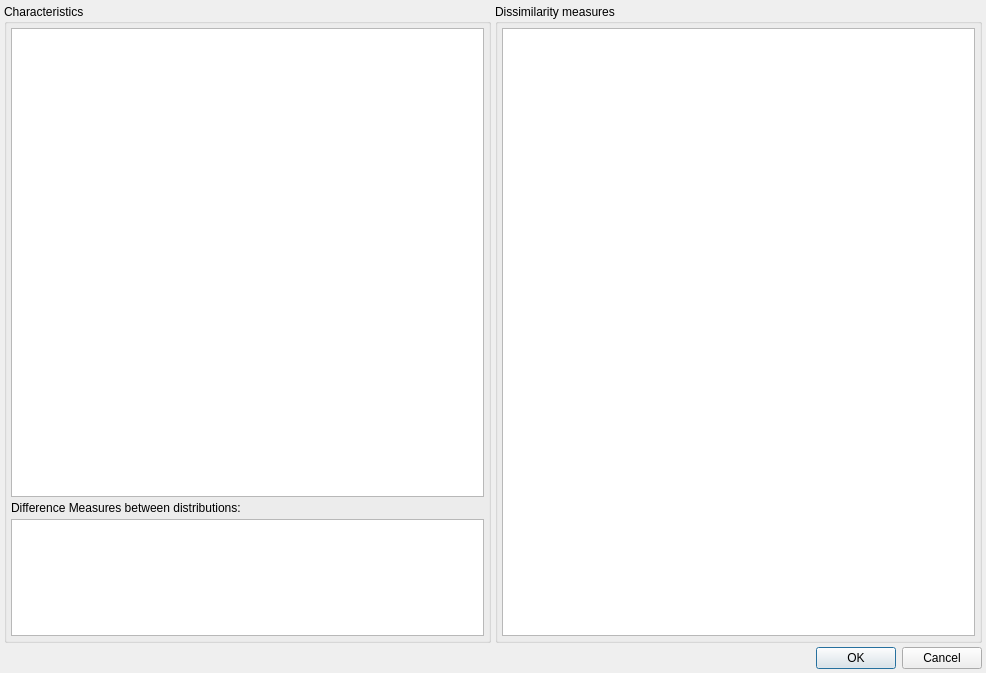
Before: the Qt Designer form modules/FiAKEr/CharacteristicsMeasureDialog.ui in 3dct/open_iA, drawn with Qt 5.
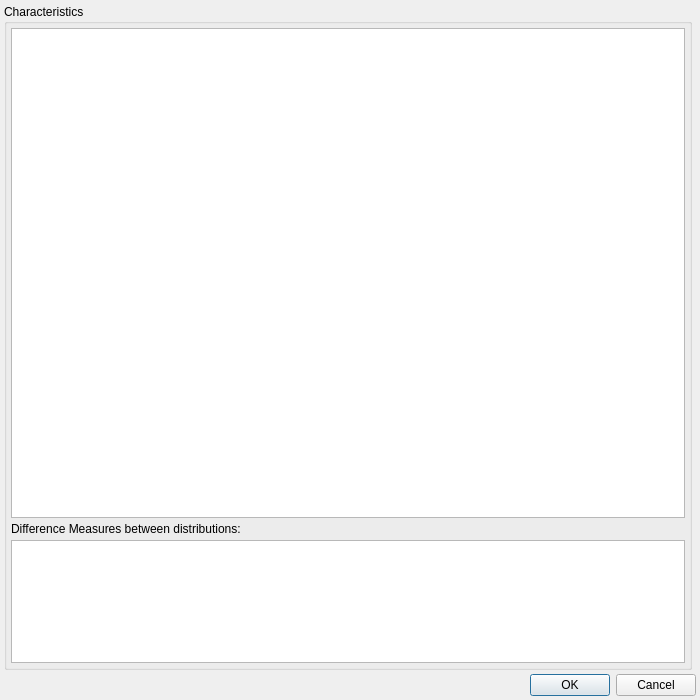
After: the same form once the commit is applied.

Commit message: Sensitivity: Remove distance measures list from sensitivity dialog

Diff of the .ui file:
```diff
--- a/modules/FiAKEr/CharacteristicsMeasureDialog.ui
+++ b/modules/FiAKEr/CharacteristicsMeasureDialog.ui
@@ -6,8 +6,8 @@
    <rect>
     <x>0</x>
     <y>0</y>
-    <width>986</width>
-    <height>673</height>
+    <width>700</width>
+    <height>700</height>
    </rect>
   </property>
   <property name="windowTitle">
@@ -90,33 +90,6 @@
      </property>
     </widget>
    </item>
-   <item row="0" column="1">
-    <widget class="QGroupBox" name="gbMeasures">
-     <property name="title">
-      <string>Dissimilarity measures</string>
-     </property>
-     <layout class="QVBoxLayout" name="layDissimilarity">
-      <property name="spacing">
-       <number>4</number>
-      </property>
-      <property name="leftMargin">
-       <number>4</number>
-      </property>
-      <property name="topMargin">
-       <number>4</number>
-      </property>
-      <property name="rightMargin">
-       <number>4</number>
-      </property>
-      <property name="bottomMargin">
-       <number>4</number>
-      </property>
-      <item>
-       <widget class="QTableView" name="tvMeasures"/>
-      </item>
-     </layout>
-    </widget>
-   </item>
   </layout>
  </widget>
  <resources/>
```
The commit also changes 3 other files.
